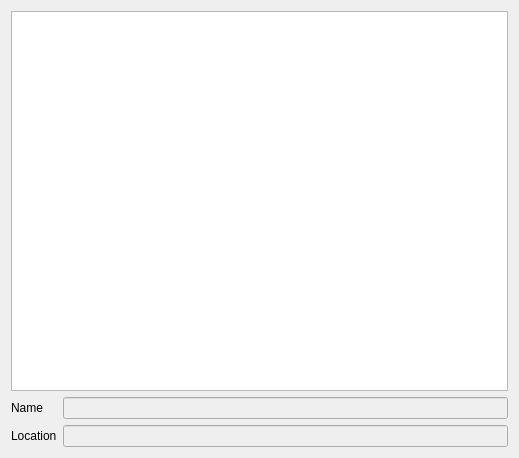
Before: the Qt Designer form qt-app/src/favoritelocationseditor/cfavoritelocationseditor.ui in VioletGiraffe/file-commander, drawn with Qt 5.
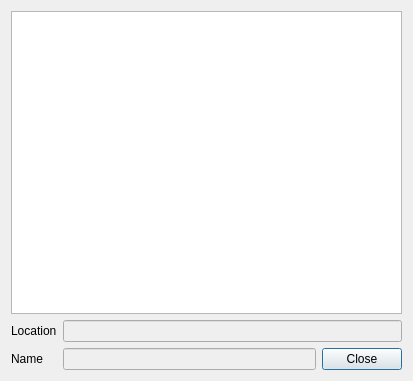
After: the same form once the commit is applied.

Patch:
```diff
--- a/qt-app/src/favoritelocationseditor/cfavoritelocationseditor.ui
+++ b/qt-app/src/favoritelocationseditor/cfavoritelocationseditor.ui
@@ -6,8 +6,8 @@
    <rect>
     <x>0</x>
     <y>0</y>
-    <width>519</width>
-    <height>458</height>
+    <width>413</width>
+    <height>381</height>
    </rect>
   </property>
   <property name="windowTitle">
@@ -45,35 +45,42 @@
     </widget>
    </item>
    <item>
-    <layout class="QFormLayout" name="formLayout">
+    <layout class="QGridLayout" name="gridLayout">
      <item row="0" column="0">
-      <widget class="QLabel" name="label">
-       <property name="text">
-        <string>Name</string>
-       </property>
-      </widget>
-     </item>
-     <item row="0" column="1">
-      <widget class="QLineEdit" name="_nameEditor">
-       <property name="enabled">
-        <bool>false</bool>
-       </property>
-      </widget>
-     </item>
-     <item row="1" column="0">
       <widget class="QLabel" name="label_2">
        <property name="text">
         <string>Location</string>
        </property>
       </widget>
      </item>
-     <item row="1" column="1">
+     <item row="0" column="1" colspan="2">
       <widget class="QLineEdit" name="_locationEditor">
        <property name="enabled">
         <bool>false</bool>
        </property>
       </widget>
      </item>
+     <item row="1" column="0">
+      <widget class="QLabel" name="label">
+       <property name="text">
+        <string>Name</string>
+       </property>
+      </widget>
+     </item>
+     <item row="1" column="1">
+      <widget class="QLineEdit" name="_nameEditor">
+       <property name="enabled">
+        <bool>false</bool>
+       </property>
+      </widget>
+     </item>
+     <item row="1" column="2">
+      <widget class="QPushButton" name="_btnClose">
+       <property name="text">
+        <string>Close</string>
+       </property>
+      </widget>
+     </item>
     </layout>
    </item>
   </layout>
```
Left out of the diff: 19 changed lines with no effect on the pictures.
